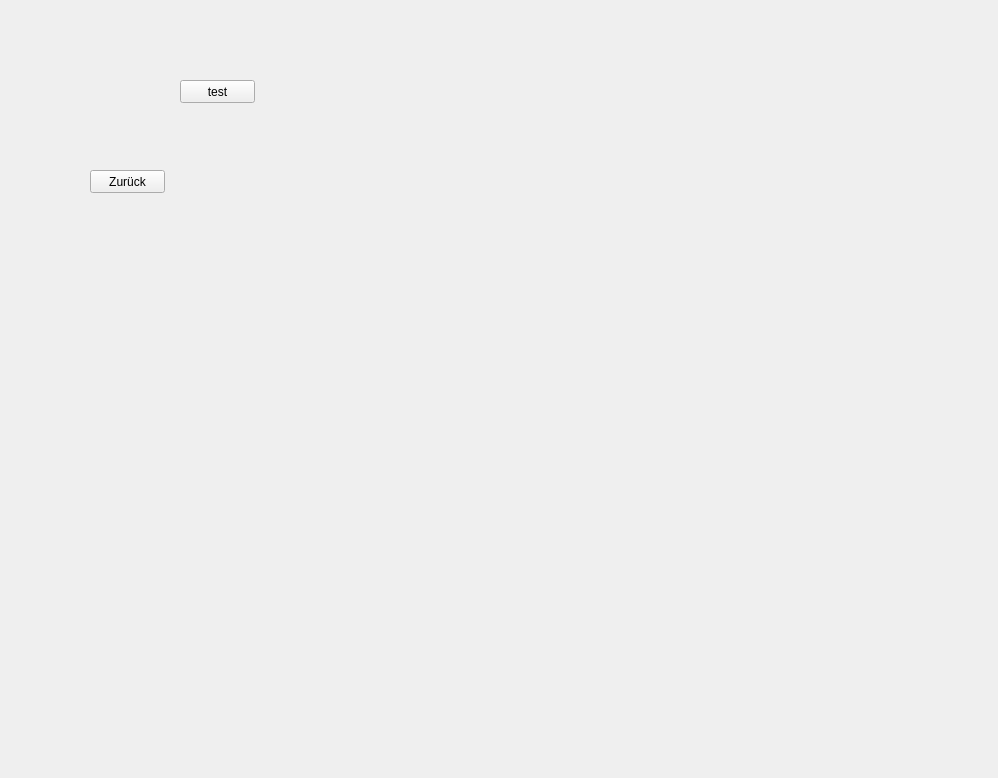
Above: modular_calc_jfy/percentage_module.ui from aurxl/modular-calc-jfy before the change. Below: the same form after it.
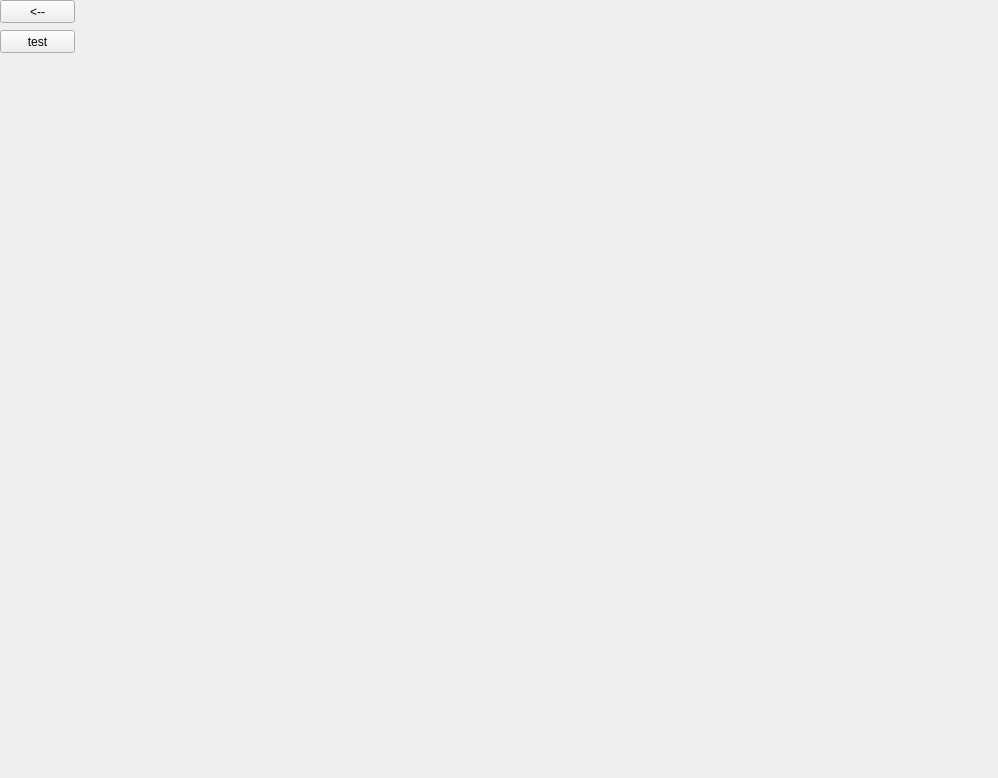
That is the form after the change.

Commit message: added switching to percentage_module

Diff of the .ui file:
```diff
--- a/modular_calc_jfy/percentage_module.ui
+++ b/modular_calc_jfy/percentage_module.ui
@@ -16,8 +16,8 @@
   <widget class="QPushButton" name="pushButton">
    <property name="geometry">
     <rect>
-     <x>180</x>
-     <y>80</y>
+     <x>0</x>
+     <y>30</y>
      <width>75</width>
      <height>23</height>
     </rect>
@@ -29,14 +29,14 @@
   <widget class="QPushButton" name="btn_back_percentage">
    <property name="geometry">
     <rect>
-     <x>90</x>
-     <y>170</y>
+     <x>0</x>
+     <y>0</y>
      <width>75</width>
      <height>23</height>
     </rect>
    </property>
    <property name="text">
-    <string>Zurück</string>
+    <string>&lt;--</string>
    </property>
   </widget>
  </widget>
```
The commit also changes 1 other file.
